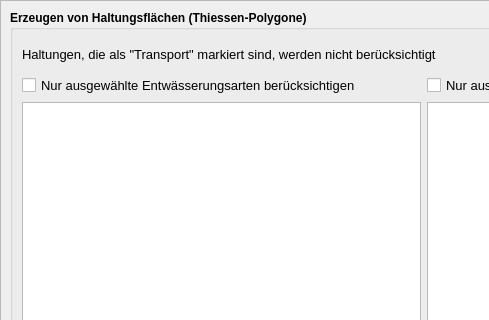
The window that qkan/surfaceTools/res/voronoiTool.ui (hoettges/QKan) describes before a commit, drawn with Qt 5; both pictures show x 0 to 489 and y 0 to 320 of the 848 by 539 pixel window.
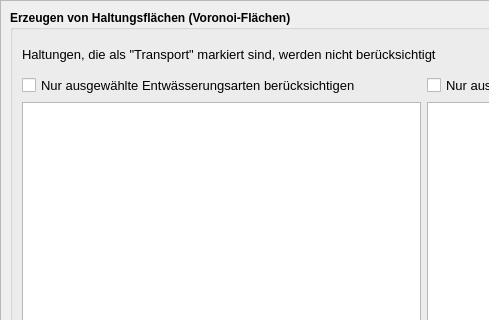
The same window after the commit.

What changed in the file:
```diff
--- a/qkan/surfaceTools/res/voronoiTool.ui
+++ b/qkan/surfaceTools/res/voronoiTool.ui
@@ -56,7 +56,7 @@
           </font>
          </property>
          <property name="title">
-          <string>Erzeugen von Haltungsflächen (Thiessen-Polygone)</string>
+          <string>Erzeugen von Haltungsflächen (Voronoi-Flächen)</string>
          </property>
          <layout class="QVBoxLayout" name="verticalLayout">
           <item>
```
